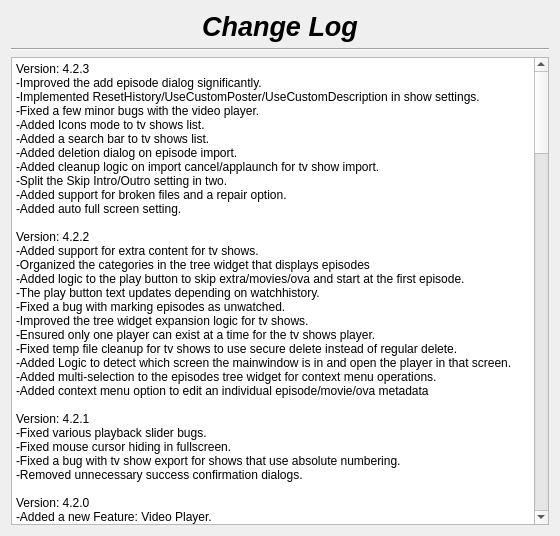
Before: the Qt Designer form changelog.ui in therealMaPMaKeR/MMDiary, drawn with Qt 5.
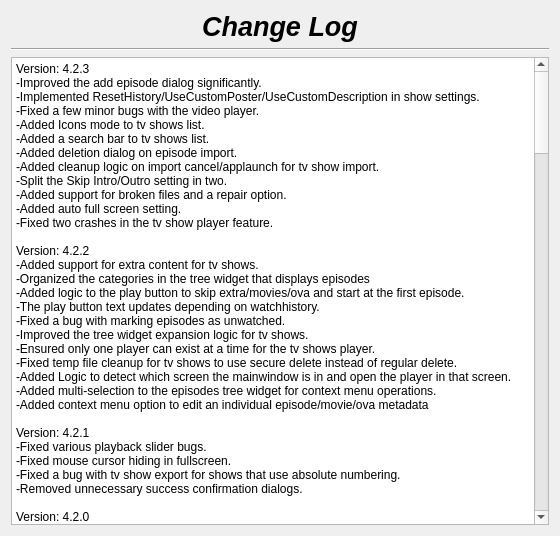
After: the same form once the commit is applied.

Commit message: fixed the remaining crash issues

What changed in the file:
```diff
--- a/changelog.ui
+++ b/changelog.ui
@@ -57,7 +57,8 @@
 &lt;/style&gt;&lt;/head&gt;&lt;body style=&quot; font-family:'Segoe UI'; font-size:9pt; font-weight:400; font-style:normal;&quot;&gt;
 &lt;p style=&quot; margin-top:0px; margin-bottom:0px; margin-left:0px; margin-right:0px; -qt-block-indent:0; text-indent:0px;&quot;&gt;Version: 4.2.3&lt;br /&gt;-Improved the add episode dialog significantly.&lt;/p&gt;
 &lt;p style=&quot; margin-top:0px; margin-bottom:0px; margin-left:0px; margin-right:0px; -qt-block-indent:0; text-indent:0px;&quot;&gt;-Implemented ResetHistory/UseCustomPoster/UseCustomDescription in show settings.&lt;br /&gt;-Fixed a few minor bugs with the video player.&lt;br /&gt;-Added Icons mode to tv shows list.&lt;br /&gt;-Added a search bar to tv shows list.&lt;/p&gt;
-&lt;p style=&quot; margin-top:0px; margin-bottom:0px; margin-left:0px; margin-right:0px; -qt-block-indent:0; text-indent:0px;&quot;&gt;-Added deletion dialog on episode import.&lt;br /&gt;-Added cleanup logic on import cancel/applaunch for tv show import.&lt;br /&gt;-Split the Skip Intro/Outro setting in two.&lt;br /&gt;-Added support for broken files and a repair option.&lt;br /&gt;-Added auto full screen setting.&lt;br /&gt;&lt;br /&gt;Version: 4.2.2&lt;br /&gt;-Added support for extra content for tv shows.&lt;/p&gt;
+&lt;p style=&quot; margin-top:0px; margin-bottom:0px; margin-left:0px; margin-right:0px; -qt-block-indent:0; text-indent:0px;&quot;&gt;-Added deletion dialog on episode import.&lt;br /&gt;-Added cleanup logic on import cancel/applaunch for tv show import.&lt;br /&gt;-Split the Skip Intro/Outro setting in two.&lt;br /&gt;-Added support for broken files and a repair option.&lt;br /&gt;-Added auto full screen setting.&lt;/p&gt;
+&lt;p style=&quot; margin-top:0px; margin-bottom:0px; margin-left:0px; margin-right:0px; -qt-block-indent:0; text-indent:0px;&quot;&gt;-Fixed two crashes in the tv show player feature.&lt;br /&gt;&lt;br /&gt;Version: 4.2.2&lt;br /&gt;-Added support for extra content for tv shows.&lt;/p&gt;
 &lt;p style=&quot; margin-top:0px; margin-bottom:0px; margin-left:0px; margin-right:0px; -qt-block-indent:0; text-indent:0px;&quot;&gt;-Organized the categories in the tree widget that displays episodes&lt;br /&gt;-Added logic to the play button to skip extra/movies/ova and start at the first episode.&lt;br /&gt;-The play button text updates depending on watchhistory.&lt;br /&gt;-Fixed a bug with marking episodes as unwatched.&lt;br /&gt;-Improved the tree widget expansion logic for tv shows.&lt;br /&gt;-Ensured only one player can exist at a time for the tv shows player.&lt;br /&gt;-Fixed temp file cleanup for tv shows to use secure delete instead of regular delete.&lt;br /&gt;-Added Logic to detect which screen the mainwindow is in and open the player in that screen.&lt;br /&gt;-Added multi-selection to the episodes tree widget for context menu operations.&lt;br /&gt;-Added context menu option to edit an individual episode/movie/ova metadata&lt;br /&gt;&lt;br /&gt;Version: 4.2.1&lt;br /&gt;-Fixed various playback slider bugs.&lt;br /&gt;-Fixed mouse cursor hiding in fullscreen.&lt;br /&gt;-Fixed a bug with tv show export for shows that use absolute numbering.&lt;/p&gt;
 &lt;p style=&quot; margin-top:0px; margin-bottom:0px; margin-left:0px; margin-right:0px; -qt-block-indent:0; text-indent:0px;&quot;&gt;-Removed unnecessary success confirmation dialogs.&lt;br /&gt;&lt;br /&gt;Version: 4.2.0&lt;br /&gt;-Added a new Feature: Video Player.&lt;/p&gt;
 &lt;p style=&quot; margin-top:0px; margin-bottom:0px; margin-left:0px; margin-right:0px; -qt-block-indent:0; text-indent:0px;&quot;&gt;-Removed a fix that was not working for windows screen events.&lt;/p&gt;
```
The commit also changes 2 other files.
